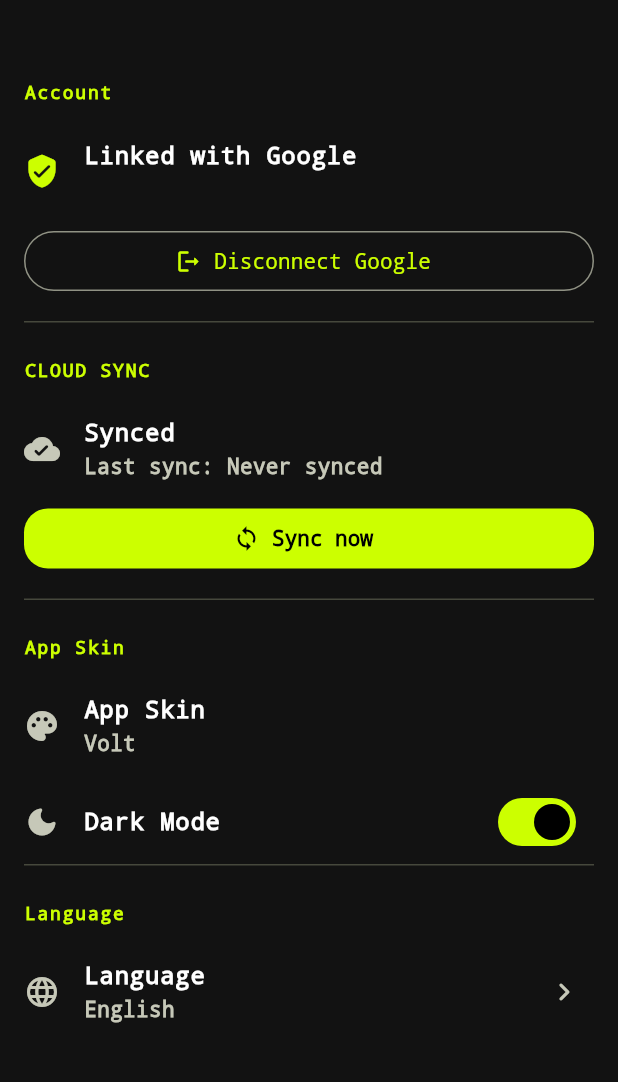
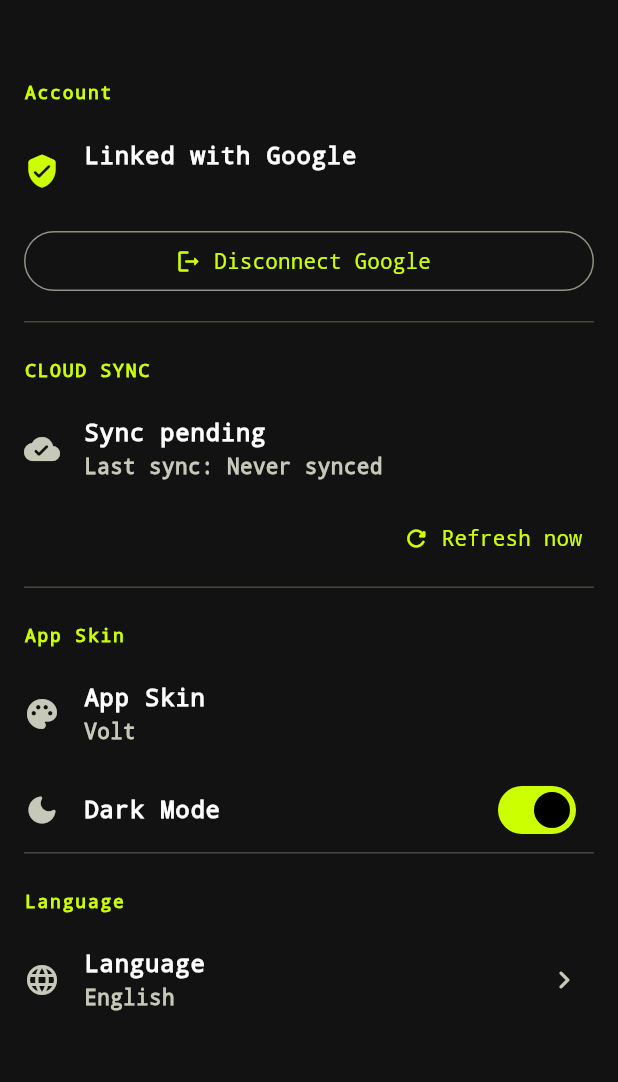
Before and after one commit to arielsoriano/muscleup, a Flutter app: the _SettingsView screen opened directly, on a phone screen of 412 x 824 dp, the part 63-1145 px from its top. Run offline on Flutter 3.47's test engine with Material 3 defaults, Android fonts, the phone set to English and light mode, and no system bars; our stand-ins replace cloud_firestore, drift, equatable, firebase_auth, firebase_core, flutter_bloc and 6 more; accounts and stored records are empty; generated files the repository leaves out were written again; network calls fail.

Commit message:
Update sync UI and use colorScheme.primary
Switch snackbar and navigation bar indicator colors to colorScheme.primary/onPrimary for consistent theming. Revamp the Settings sync section to compute a 15-minute "stale" state (isStaleSync) and show a pending title when appropriate, display a LinearProgressIndicator while syncing, and replace the full-width FilledButton with a right-aligned TextButton (refresh icon) with updated labels (including Spanish translations). Minor padding/alignment adjustments in the sync card.

```diff
--- a/lib/core/utils/ui_helpers.dart
+++ b/lib/core/utils/ui_helpers.dart
@@ -22,8 +22,8 @@ extension BuildContextSnackBarExtension on BuildContext {
     // Use theme colors that respect the selected app skin
     final (backgroundColor, textColor) = switch (type) {
       SnackBarType.success => (
-        colorScheme.primaryContainer,
-        colorScheme.onPrimaryContainer,
+        colorScheme.primary,
+        colorScheme.onPrimary,
       ),
       SnackBarType.error => (
         colorScheme.errorContainer,
--- a/lib/features/settings/presentation/pages/settings_page.dart
+++ b/lib/features/settings/presentation/pages/settings_page.dart
@@ -275,6 +275,11 @@ class _SyncSection extends StatelessWidget {
         return BlocBuilder<SyncStatusCubit, SyncStatusState>(
           builder: (context, syncStatusState) {
             final lastRunMetrics = syncStatusState.lastRunMetrics;
+          final now = DateTime.now();
+          final isStaleSync = lastRunMetrics == null
+            ? true
+            : now.difference(lastRunMetrics.endedAt) >
+              const Duration(minutes: 15);
             final lastSyncLabel = lastRunMetrics == null
                 ? (isSpanish ? 'Nunca sincronizado' : 'Never synced')
                 : DateFormat(
@@ -285,7 +290,9 @@ class _SyncSection extends StatelessWidget {
             final title = syncStatusState.isSyncing
                 ? (isSpanish ? 'Sincronizando...' : 'Syncing...')
                 : cloudSyncEnabled
-                    ? (isSpanish ? 'Sincronizado' : 'Synced')
+              ? (isSpanish
+                ? (isStaleSync ? 'Sincronización pendiente' : 'Sincronizado')
+                : (isStaleSync ? 'Sync pending' : 'Synced'))
                     : (isSpanish ? 'Sincronización bloqueada' : 'Cloud sync locked');
 
             final subtitle = cloudSyncEnabled
@@ -311,6 +318,11 @@ class _SyncSection extends StatelessWidget {
                   title: Text(title),
                   subtitle: Text(subtitle),
                 ),
+                if (syncStatusState.isSyncing)
+                  const Padding(
+                    padding: EdgeInsets.symmetric(horizontal: AppTheme.spacingMedium),
+                    child: LinearProgressIndicator(minHeight: 2),
+                  ),
                 if (syncStatusState.lastErrorMessage != null)
                   Padding(
                     padding: const EdgeInsets.fromLTRB(
@@ -326,21 +338,22 @@ class _SyncSection extends StatelessWidget {
                           ),
                     ),
                   ),
+                if (cloudSyncEnabled)
                   Padding(
                     padding: const EdgeInsets.fromLTRB(
-                    AppTheme.spacingMedium,
+                      AppTheme.spacingSmall,
                       0,
-                    AppTheme.spacingMedium,
-                    AppTheme.spacingMedium,
+                      AppTheme.spacingSmall,
+                      AppTheme.spacingSmall,
                     ),
-                  child: SizedBox(
-                    width: double.infinity,
-                    child: FilledButton.icon(
-                      onPressed: (!cloudSyncEnabled || syncStatusState.isSyncing)
+                    child: Align(
+                      alignment: Alignment.centerRight,
+                      child: TextButton.icon(
+                        onPressed: syncStatusState.isSyncing
                             ? null
                             : context.read<SyncStatusCubit>().syncNow,
-                      icon: const Icon(Icons.sync),
-                        label: Text(isSpanish ? 'Sincronizar ahora' : 'Sync now'),
+                        icon: const Icon(Icons.refresh_rounded),
+                        label: Text(isSpanish ? 'Actualizar ahora' : 'Refresh now'),
                       ),
                     ),
                   ),
--- a/lib/features/workout/presentation/pages/dashboard_page.dart
+++ b/lib/features/workout/presentation/pages/dashboard_page.dart
@@ -125,10 +125,10 @@ class _ShellContent extends StatelessWidget {
 
     return NavigationBarTheme(
       data: NavigationBarThemeData(
-        indicatorColor: colorScheme.primaryContainer,
+        indicatorColor: colorScheme.primary,
         iconTheme: WidgetStateProperty.resolveWith((states) {
           if (states.contains(WidgetState.selected)) {
-            return IconThemeData(color: colorScheme.onPrimaryContainer);
+            return IconThemeData(color: colorScheme.onPrimary);
           }
           return IconThemeData(color: colorScheme.onSurfaceVariant);
         }),
```
Lines whose indentation alone changed are shown as unchanged.
